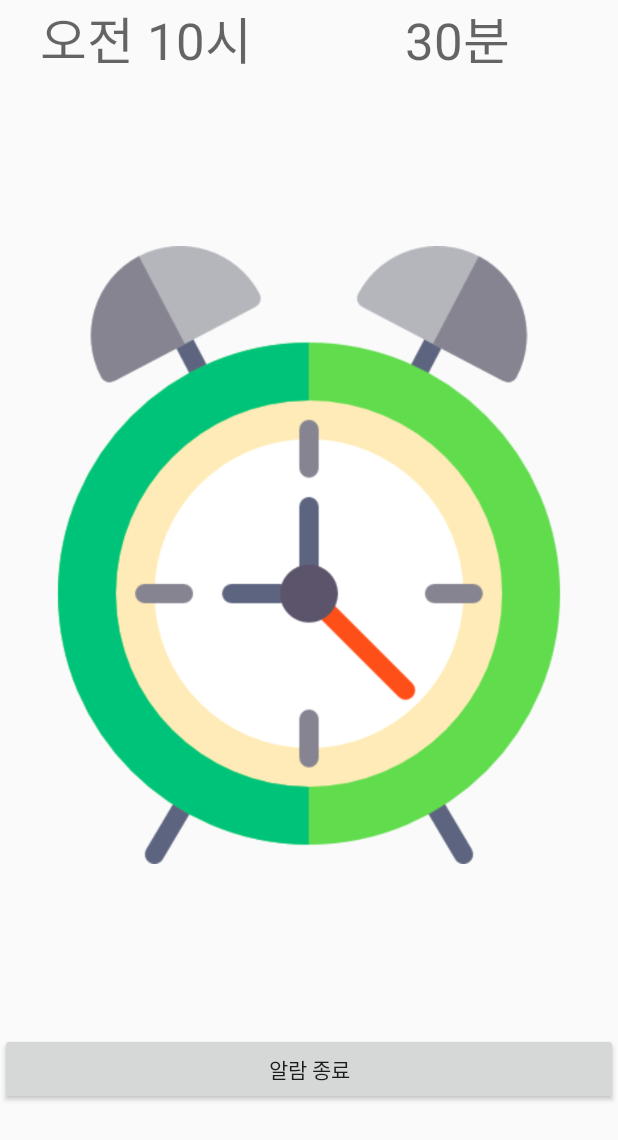
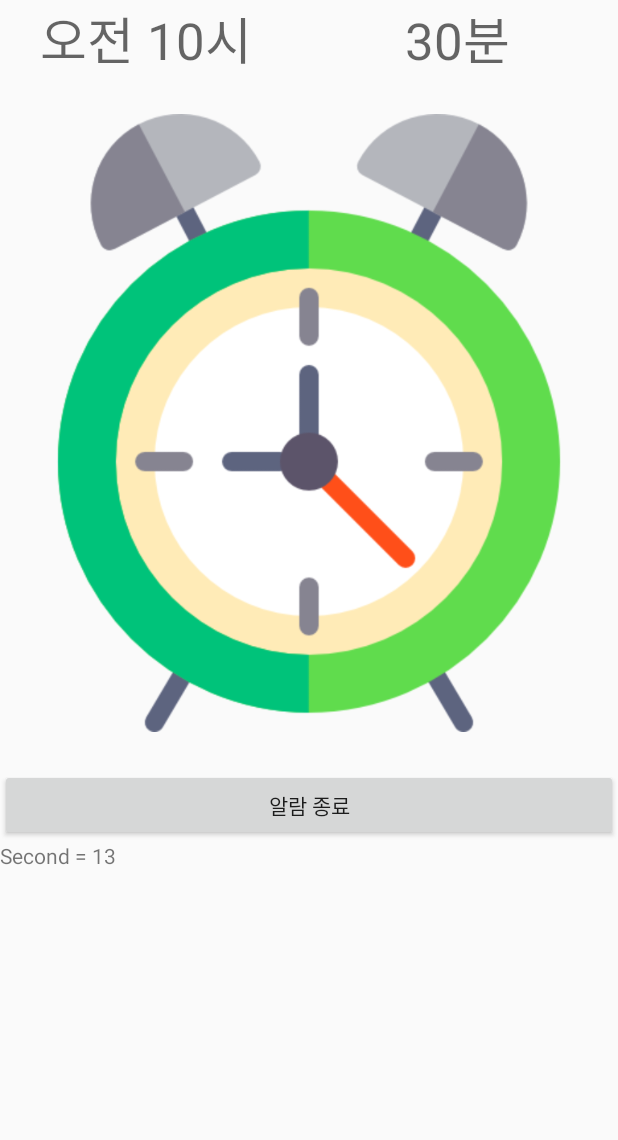
Before and after one commit to psy1064/mobile_programming, an Android app: the AlarmActivity screen opened directly, with no data from a screen before it, on a phone screen of 412 x 824 dp. Shown: the top 1140 px of the screen. Run offline under Robolectric (Android 15) with nearby library versions, the phone set to English and light mode, and no system bars.

```diff
--- a/Final_project/app/src/main/AndroidManifest.xml
+++ b/Final_project/app/src/main/AndroidManifest.xml
@@ -13,13 +13,12 @@
         android:supportsRtl="true"
         android:theme="@style/AppTheme">
         <activity android:name=".initialActivity">
-
-        </activity>
-        <activity android:name=".MainActivity">
             <intent-filter>
                 <action android:name="android.intent.action.MAIN" />
                 <category android:name="android.intent.category.LAUNCHER" />
             </intent-filter>
+        </activity>
+        <activity android:name=".MainActivity">
         </activity>
         <activity android:name=".AlarmActivity"></activity>
         <activity
--- a/Final_project/app/src/main/java/my/final_project/AlarmActivity.java
+++ b/Final_project/app/src/main/java/my/final_project/AlarmActivity.java
@@ -1,6 +1,6 @@
 package my.final_project;
 
-import android.app.NotificationManager;
+import android.content.Intent;
 import android.media.MediaPlayer;
 import android.os.Bundle;
 import android.support.v7.app.AppCompatActivity;
@@ -17,14 +17,15 @@ import java.util.Calendar;
 
 public class AlarmActivity extends AppCompatActivity {
     Calendar calendar = Calendar.getInstance();
-    TextView hourText, minuteText;
+    TextView hourText, minuteText, testText;
     Button stopButton;
     MediaPlayer mediaPlayer;
     CheckBox checkBox;
     Button alarmButton;
     ImageView alarmImage;
     int alarmMode = 0;
-    NotificationManager notificationManager;
+
+    private static final String TAG = "TEST+Alarmactivity";
     @Override
     protected void onCreate(Bundle savedInstanceState) {
         super.onCreate(savedInstanceState);
@@ -36,7 +37,10 @@ public class AlarmActivity extends AppCompatActivity {
         alarmButton = (Button)findViewById(R.id.setAlarmTimeButton);
         checkBox = (CheckBox)findViewById(R.id.checkBox);
         alarmImage = (ImageView)findViewById(R.id.alarmImage);
+        testText = (TextView)findViewById(R.id.textView);
 
+        Log.d(TAG, "second = " + calendar.get(Calendar.SECOND));
+        testText.setText("Second = " + calendar.get(Calendar.SECOND));
         if(calendar.get(Calendar.HOUR_OF_DAY) > 0 && calendar.get(Calendar.HOUR_OF_DAY) < 12) {
             hourText.setText("오전 " + calendar.get(Calendar.HOUR_OF_DAY)  +  "시 ");
             minuteText.setText(calendar.get(Calendar.MINUTE) + "분");
@@ -80,6 +84,8 @@ public class AlarmActivity extends AppCompatActivity {
             @Override
             public void onClick(View v) {
                 mediaPlayer.stop();
+                Intent intent = new Intent(getApplicationContext(), MainActivity.class);
+                startActivity(intent);
                 finish();
             }
         });
--- a/Final_project/app/src/main/res/layout/activity_alarm.xml
+++ b/Final_project/app/src/main/res/layout/activity_alarm.xml
@@ -34,7 +34,7 @@
     <ImageView
         android:id="@+id/alarmImage"
         android:layout_width="match_parent"
-        android:layout_height="637dp"
+        android:layout_height="461dp"
         app:srcCompat="@drawable/alarm" />
 
     <Button
@@ -42,4 +42,10 @@
         android:layout_width="match_parent"
         android:layout_height="wrap_content"
         android:text="알람 종료" />
+
+    <TextView
+        android:id="@+id/textView"
+        android:layout_width="match_parent"
+        android:layout_height="wrap_content"
+        android:text="TextView" />
 </LinearLayout>
```
Also changed, not shown: Final_project/app/src/main/java/my/final_project/MainActivity.java (+69 -29 lines).
